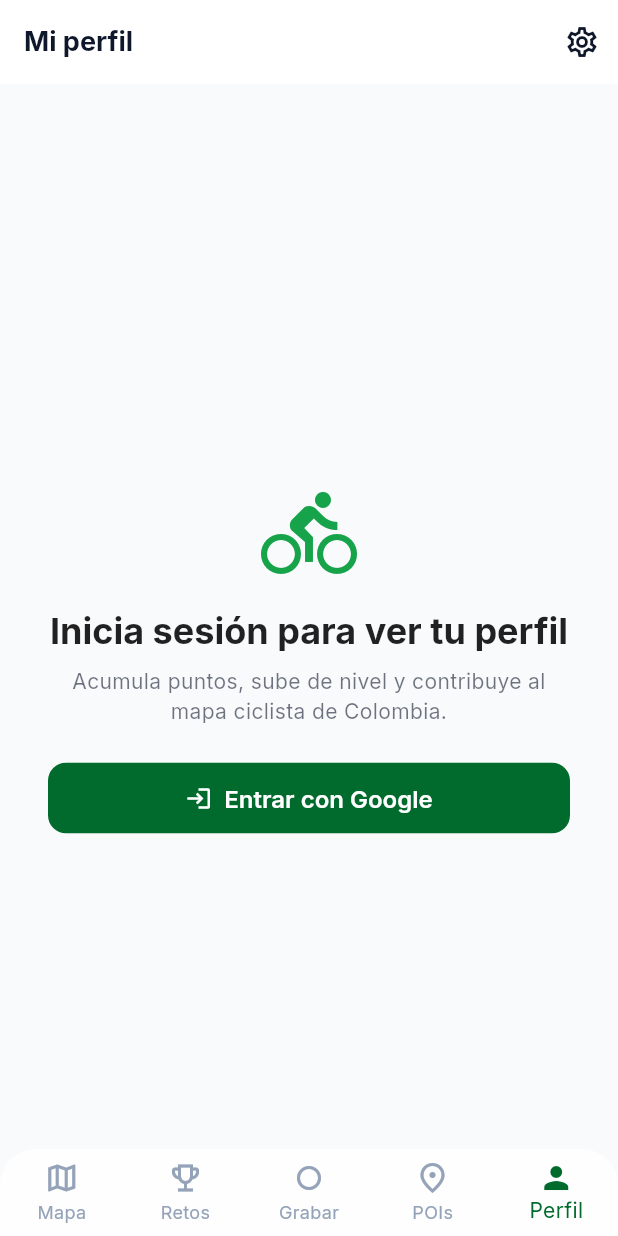
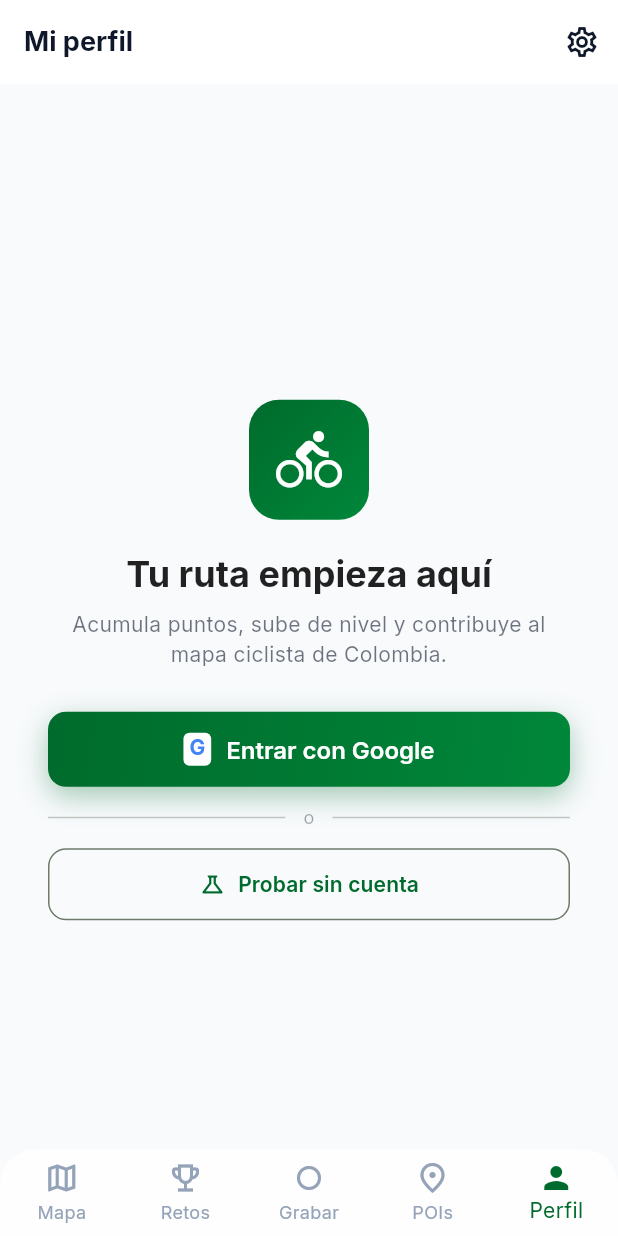
Before and after one commit to JuanSebastianCondeFarias/rutaLibre, a Flutter app: the screen it shows after launch, item 5 of the bottom bar chosen, on a phone screen of 412 x 824 dp. Run offline on Flutter 3.47's test engine with Material 3 defaults, Android fonts, the phone set to English and light mode, and no system bars; our stand-ins replace cached_network_image, dio, firebase_core, firebase_messaging, fl_chart, flutter_map and 10 more; missing offline and left inert: universal_html; accounts and stored records are empty; network calls fail; project files that could hold a hidden picture were left out.

Commit message:
feat: usuario demo para pruebas sin backend
- api_service: loginComoDemo() guarda token mock local; miPerfil()
  devuelve datos hardcodeados cuando esModoDemo es true; estaAutenticado
  funciona igual para ambos modos
- profile_screen: botón "Probar sin cuenta" inicia sesión demo;
  badge DEMO en AppBar cuando la sesión es mock; GradientButton para
  login con Google; ícono G estilizado

Co-Authored-By: Claude Sonnet 4.6 <noreply@anthropic.com>

```diff
--- a/lib/core/services/api_service.dart
+++ b/lib/core/services/api_service.dart
@@ -27,6 +27,25 @@ class ApiService {
 
   static const String _tokenKey = 'access_token';
   static const String _refreshTokenKey = 'refresh_token';
+
+  // ─── Usuario demo (sin backend) ────────────────────────────
+  static const String _mockToken = 'mock_demo_v1';
+
+  static const Map<String, dynamic> _mockUserData = {
+    'id': 'demo-001',
+    'nombre': 'Ciclista Demo',
+    'email': 'demo@rutalibre.co',
+    'foto_url': null,
+    'nivel': 3,
+    'rango': 'Ciclista Avanzado',
+    'puntos': 1250,
+    'puntos_para_subir': 2000,
+    'km_totales': 142.5,
+    'rutas_completadas': 12,
+    'retos_completados': 5,
+    'contribuciones_aprobadas': 8,
+    'created_at': '2024-09-01T00:00:00Z',
+  };
 
   final FlutterSecureStorage _storage;
   late final Dio _dio;
@@ -114,6 +133,18 @@ class ApiService {
     return token != null;
   }
 
+  /// Inicia sesión con el usuario demo local (sin backend).
+  Future<void> loginComoDemo() async {
+    await _storage.write(key: _tokenKey, value: _mockToken);
+    await _storage.write(key: _refreshTokenKey, value: 'mock_refresh_v1');
+  }
+
+  /// True si la sesión activa es la del usuario demo.
+  Future<bool> get esModoDemo async {
+    final token = await _storage.read(key: _tokenKey);
+    return token == _mockToken;
+  }
+
   // ─── Métodos HTTP genéricos ─────────────────────────────────
 
   Future<Response<T>> get<T>(
@@ -174,7 +205,9 @@ class ApiService {
   }
 
   /// Obtiene el perfil del usuario autenticado.
+  /// Devuelve datos mock si la sesión es demo.
   Future<Map<String, dynamic>> miPerfil() async {
+    if (await esModoDemo) return Map<String, dynamic>.from(_mockUserData);
     final response = await get<Map<String, dynamic>>('/users/me');
     return response.data!;
   }
--- a/lib/features/profile/screens/profile_screen.dart
+++ b/lib/features/profile/screens/profile_screen.dart
@@ -10,6 +10,7 @@ import 'package:universal_html/html.dart' as html;
 import 'package:url_launcher/url_launcher.dart';
 
 import '../../../core/services/api_service.dart';
+import '../../../core/widgets/gradient_button.dart';
 import '../widgets/rank_widget.dart';
 
 /// Pantalla de perfil del usuario con estadísticas y rango.
@@ -25,6 +26,7 @@ class _ProfileScreenState extends State<ProfileScreen> {
   Map<String, dynamic>? _perfil;
   bool _cargando = true;
   bool _autenticado = false;
+  bool _esDemo = false;
 
   @override
   void initState() {
@@ -42,11 +44,13 @@ class _ProfileScreenState extends State<ProfileScreen> {
     }
 
     try {
+      final esDemo = await _apiService.esModoDemo;
       final perfil = await _apiService.miPerfil();
       if (mounted) {
         setState(() {
           _perfil = perfil;
           _autenticado = true;
+          _esDemo = esDemo;
         });
       }
     } catch (_) {
@@ -55,6 +59,11 @@ class _ProfileScreenState extends State<ProfileScreen> {
     } finally {
       if (mounted) setState(() => _cargando = false);
     }
+  }
+
+  Future<void> _loginDemo() async {
+    await _apiService.loginComoDemo();
+    await _cargarPerfil();
   }
 
   Future<void> _loginGoogle() async {
@@ -93,7 +102,32 @@ class _ProfileScreenState extends State<ProfileScreen> {
 
     return Scaffold(
       appBar: AppBar(
-        title: const Text('Mi perfil'),
+        title: Row(
+          mainAxisSize: MainAxisSize.min,
+          children: [
+            const Text('Mi perfil'),
+            if (_esDemo) ...[
+              const SizedBox(width: 8),
+              Container(
+                padding: const EdgeInsets.symmetric(horizontal: 8, vertical: 2),
+                decoration: BoxDecoration(
+                  color: const Color(0xFFFD761A).withOpacity(0.15),
+                  borderRadius: BorderRadius.circular(6),
+                  border: Border.all(color: const Color(0xFFFD761A).withOpacity(0.4)),
+                ),
+                child: const Text(
+                  'DEMO',
+                  style: TextStyle(
+                    fontSize: 10,
+                    fontWeight: FontWeight.w700,
+                    letterSpacing: 1.2,
+                    color: Color(0xFFFD761A),
+                  ),
+                ),
+              ),
+            ],
+          ],
+        ),
         actions: [
           if (_autenticado)
             IconButton(
@@ -124,10 +158,22 @@ class _ProfileScreenState extends State<ProfileScreen> {
         child: Column(
           mainAxisSize: MainAxisSize.min,
           children: [
-            const Icon(Icons.directions_bike, size: 64, color: Color(0xFF16A34A)),
-            const SizedBox(height: 16),
+            Container(
+              width: 80,
+              height: 80,
+              decoration: BoxDecoration(
+                gradient: const LinearGradient(
+                  begin: Alignment.topLeft,
+                  end: Alignment.bottomRight,
+                  colors: [Color(0xFF006B2C), Color(0xFF00873A)],
+                ),
+                borderRadius: BorderRadius.circular(20),
+              ),
+              child: const Icon(Icons.directions_bike, size: 44, color: Colors.white),
+            ),
+            const SizedBox(height: 20),
             Text(
-              'Inicia sesión para ver tu perfil',
+              'Tu ruta empieza aquí',
               style: theme.textTheme.headlineSmall?.copyWith(
                 fontWeight: FontWeight.w700,
                 color: isDark ? Colors.white : Colors.black87,
@@ -137,17 +183,61 @@ class _ProfileScreenState extends State<ProfileScreen> {
             const SizedBox(height: 8),
             Text(
               'Acumula puntos, sube de nivel y contribuye al mapa ciclista de Colombia.',
-              style: theme.textTheme.bodyMedium?.copyWith(color: theme.colorScheme.onSurface.withValues(alpha: 0.6)),
+              style: theme.textTheme.bodyMedium?.copyWith(
+                color: theme.colorScheme.onSurface.withValues(alpha: 0.6),
+              ),
               textAlign: TextAlign.center,
             ),
-            const SizedBox(height: 24),
+            const SizedBox(height: 28),
+            // Botón Google
+            GradientButton(
+              label: 'Entrar con Google',
+              leading: Container(
+                padding: const EdgeInsets.all(4),
+                decoration: BoxDecoration(
+                  color: Colors.white,
+                  borderRadius: BorderRadius.circular(4),
+                ),
+                child: const _GoogleLogo(),
+              ),
+              onPressed: _loginGoogle,
+            ),
+            const SizedBox(height: 12),
+            // Separador
+            Row(
+              children: [
+                Expanded(child: Divider(color: theme.colorScheme.outline.withValues(alpha: 0.4))),
+                Padding(
+                  padding: const EdgeInsets.symmetric(horizontal: 12),
+                  child: Text(
+                    'o',
+                    style: TextStyle(
+                      fontSize: 12,
+                      color: theme.colorScheme.onSurface.withValues(alpha: 0.4),
+                    ),
+                  ),
+                ),
+                Expanded(child: Divider(color: theme.colorScheme.outline.withValues(alpha: 0.4))),
+              ],
+            ),
+            const SizedBox(height: 12),
+            // Botón demo
             SizedBox(
               width: double.infinity,
-              child: ElevatedButton.icon(
-                onPressed: _loginGoogle,
-                icon: const Icon(Icons.login),
-                label: const Text('Entrar con Google'),
-                style: ElevatedButton.styleFrom(padding: const EdgeInsets.symmetric(vertical: 14)),
+              child: OutlinedButton.icon(
+                onPressed: _loginDemo,
+                icon: const Icon(Icons.science_outlined, size: 18),
+                label: const Text(
+                  'Probar sin cuenta',
+                  style: TextStyle(fontWeight: FontWeight.w600),
+                ),
+                style: OutlinedButton.styleFrom(
+                  padding: const EdgeInsets.symmetric(vertical: 14),
+                  side: BorderSide(color: theme.colorScheme.outline),
+                  shape: RoundedRectangleBorder(
+                    borderRadius: BorderRadius.circular(12),
+                  ),
+                ),
               ),
             ),
           ],
@@ -249,6 +339,24 @@ class _ProfileScreenState extends State<ProfileScreen> {
   }
 }
 
+/// Letra "G" estilizada para el botón de login con Google.
+class _GoogleLogo extends StatelessWidget {
+  const _GoogleLogo();
+
+  @override
+  Widget build(BuildContext context) {
+    return const Text(
+      'G',
+      style: TextStyle(
+        fontSize: 14,
+        fontWeight: FontWeight.w700,
+        color: Color(0xFF4285F4),
+        height: 1.0,
+      ),
+    );
+  }
+}
+
 /// Tarjeta de estadística.
 class _StatCard extends StatelessWidget {
   final String emoji;
```
